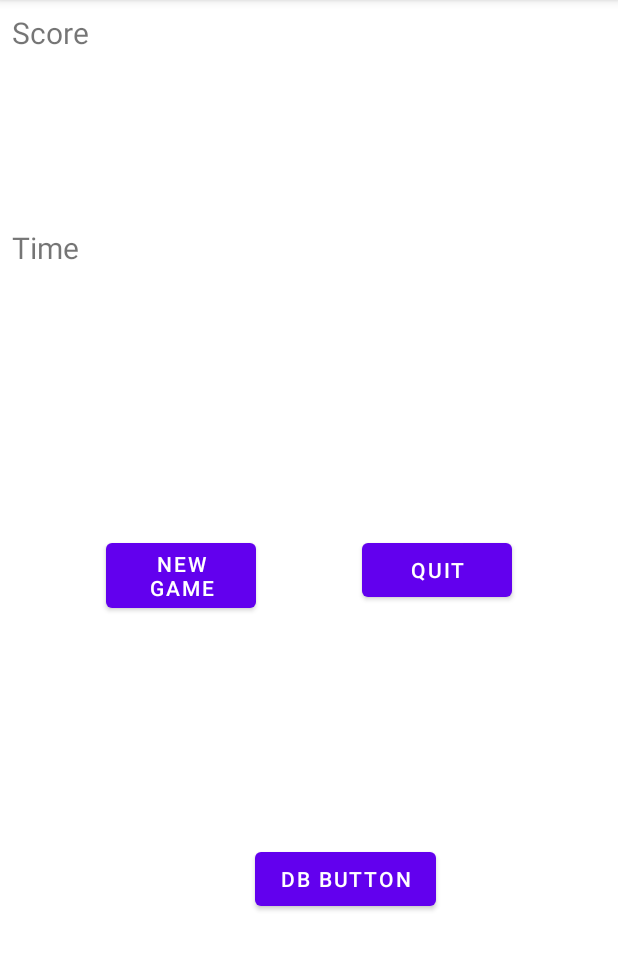
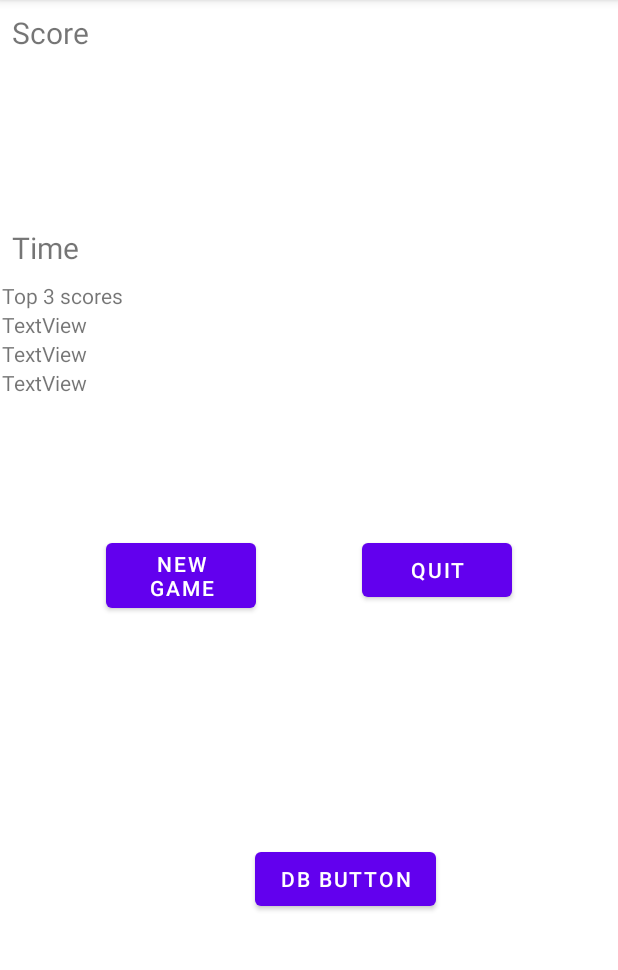
Before and after one commit to eliasjoostens/BreukentrainerWithRoom, an Android app: the ScoreActivity screen opened directly, with no data from a screen before it, on a phone screen of 412 x 824 dp, the part 84-1054 px from its top. Run offline under Robolectric (Android 15) with nearby library versions, the light colour scheme and no system bars.

Commit message:
Added top scores table

```diff
--- a/app/src/main/java/ehb/breukentrainer/MainActivity.kt
+++ b/app/src/main/java/ehb/breukentrainer/MainActivity.kt
@@ -77,7 +77,7 @@ class MainActivity : AppCompatActivity() {
             val scores: List<Score> = scoreDao.getAll()
             val wim = "test"
 
-            Toast.makeText(getApplicationContext(), scores[0].score, Toast.LENGTH_LONG).show();
+            //Toast.makeText(getApplicationContext(), scores[0].score, Toast.LENGTH_LONG).show();
         }
         //userDao.insert(score2)
         //userDao.insert(score3)
--- a/app/src/main/res/layout/activity_score.xml
+++ b/app/src/main/res/layout/activity_score.xml
@@ -10,9 +10,9 @@
         android:id="@+id/relativeLayout"
         android:layout_width="wrap_content"
         android:layout_height="wrap_content"
-        android:layout_marginBottom="100dp"
+        android:layout_marginBottom="144dp"
         android:padding="8dp"
-        app:layout_constraintBottom_toTopOf="@+id/relativeLayout2"
+        app:layout_constraintBottom_toTopOf="@+id/tableLayout2"
         app:layout_constraintEnd_toEndOf="parent"
         app:layout_constraintStart_toStartOf="parent"
         app:layout_constraintTop_toTopOf="parent">
@@ -36,12 +36,13 @@
 
     <RelativeLayout
         android:id="@+id/relativeLayout2"
-        android:layout_width="match_parent"
+        android:layout_width="0dp"
         android:layout_height="wrap_content"
         android:layout_marginTop="100dp"
         android:padding="8dp"
-        app:layout_constraintTop_toBottomOf="@+id/relativeLayout"
-        tools:layout_editor_absoluteX="0dp">
+        app:layout_constraintEnd_toEndOf="parent"
+        app:layout_constraintStart_toStartOf="parent"
+        app:layout_constraintTop_toBottomOf="@+id/relativeLayout">
 
         <TextView
             android:id="@+id/timefinal_text"
@@ -96,17 +97,62 @@
         app:layout_constraintStart_toStartOf="parent"
         app:layout_constraintTop_toBottomOf="@+id/buttonQuit" />
 
-    <androidx.recyclerview.widget.RecyclerView
-        android:id="@+id/recyclerview"
-        android:layout_width="409dp"
-        android:layout_height="217dp"
+    <TableLayout
+        android:id="@+id/tableLayout2"
+        android:layout_width="0dp"
+        android:layout_height="0dp"
         android:layout_marginStart="1dp"
-        android:layout_marginTop="1dp"
         android:layout_marginEnd="1dp"
-        android:layout_marginBottom="1dp"
+        android:layout_marginBottom="376dp"
         app:layout_constraintBottom_toBottomOf="parent"
         app:layout_constraintEnd_toEndOf="parent"
         app:layout_constraintStart_toStartOf="parent"
-        app:layout_constraintTop_toBottomOf="@+id/ButtonDB" />
+        app:layout_constraintTop_toBottomOf="@+id/relativeLayout">
+
+        <TableRow
+            android:layout_width="match_parent"
+            android:layout_height="match_parent" >
+
+            <TextView
+                android:id="@+id/textView_topscores"
+                android:layout_width="wrap_content"
+                android:layout_height="wrap_content"
+                android:text="Top 3 scores" />
+        </TableRow>
+
+        <TableRow
+            android:layout_width="match_parent"
+            android:layout_height="match_parent" >
+
+            <TextView
+                android:id="@+id/textView_topscore1"
+                android:layout_width="wrap_content"
+                android:layout_height="wrap_content"
+                android:text="TextView" />
+        </TableRow>
+
+        <TableRow
+            android:layout_width="match_parent"
+            android:layout_height="match_parent" >
+
+            <TextView
+                android:id="@+id/textView_topscore2"
+                android:layout_width="wrap_content"
+                android:layout_height="wrap_content"
+                android:text="TextView" />
+        </TableRow>
+
+        <TableRow
+            android:layout_width="match_parent"
+            android:layout_height="match_parent" >
+
+            <TextView
+                android:id="@+id/textView_topscore3"
+                android:layout_width="wrap_content"
+                android:layout_height="wrap_content"
+                android:text="TextView" />
+        </TableRow>
+
+    </TableLayout>
 
 </androidx.constraintlayout.widget.ConstraintLayout>
```
